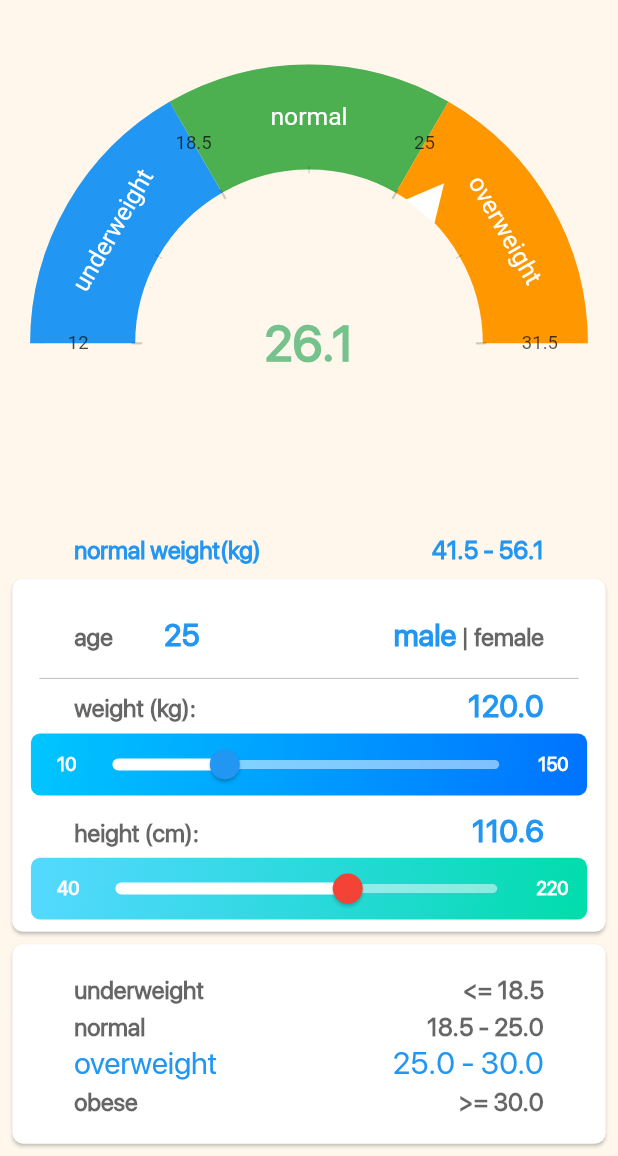
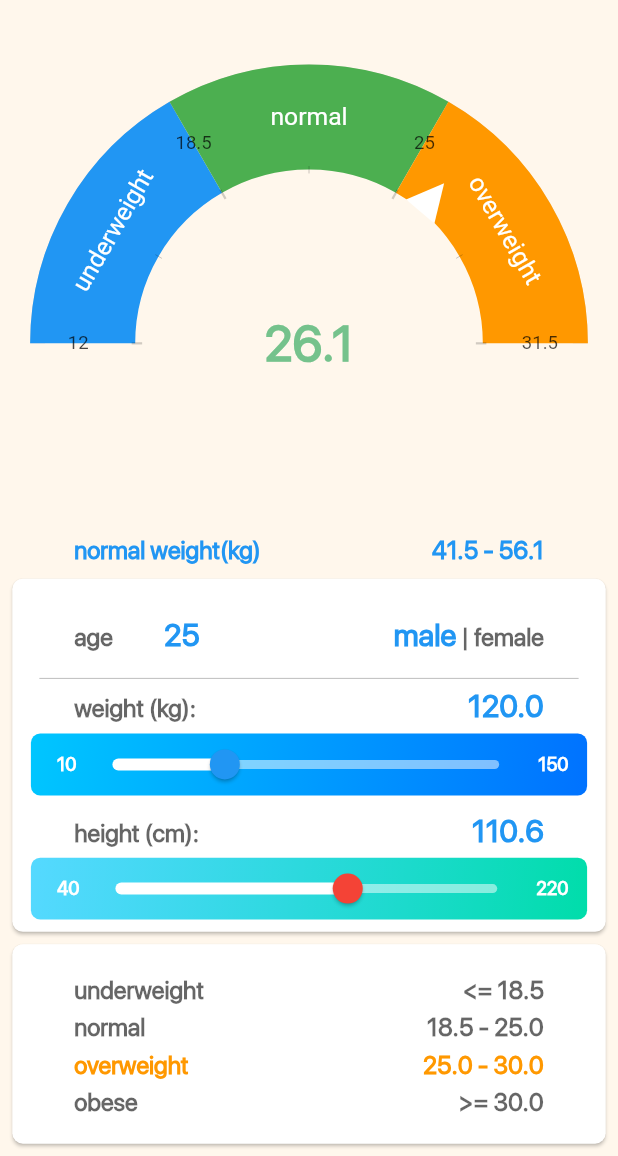
Before and after one commit to samad-nkarimi/BMI_flutter_app, a Flutter app: the screen it shows after launch, on a phone screen of 412 x 824 dp, the part 80-1236 px from its top. Run offline on Flutter 3.47's test engine with Material 2 defaults, Android fonts, the phone set to English and light mode, and no system bars; drawn by our look-alikes of syncfusion_flutter_gauges; our stand-ins replace bloc, equatable, flutter_bloc, flutter_svg, numberpicker, share; missing offline and left inert: flutter_email_sender, store_redirect.

Commit message:
weightCategory card modified

```diff
--- a/lib/screens/home_screen.dart
+++ b/lib/screens/home_screen.dart
@@ -185,7 +185,7 @@ class _MBIHomeState extends State<MBIHome> {
                         );
                       },
                     ),
-                    // box marbout be seekha
+                    // the box relevant to sliders
                     Card(
                       margin: EdgeInsets.only(
                           top: resHeight(1.0, 2.0), left: resHeight(1.0, 2.0), right: resHeight(1.0, 2.0), bottom: resHeight(0.5, 1.0)),
@@ -250,6 +250,7 @@ class _MBIHomeState extends State<MBIHome> {
   }
 
   Widget _scoreRow(int position, BmiCalcModel bmiModel) {
+    MaterialColor color;
     List<String> _weightCategoryPercentiles = [
       "<= ${bmiModel.percentile5th.toStringAsFixed(1)}",
       "${bmiModel.percentile5th.toStringAsFixed(1)} - ${bmiModel.percentile85th.toStringAsFixed(1)}",
@@ -263,13 +264,16 @@ class _MBIHomeState extends State<MBIHome> {
       "${AppLocalizations.of(context).translate(TranslationConstants.obese)}"
     ];
     print(_weightCategoryPercentiles.toString());
+    List<Color> _rangeColors = [Colors.blue,Colors.green,Colors.orange,Colors.red];
 
     return Container(
       padding: EdgeInsets.symmetric(
           horizontal: resHeight(_horizPaddingFactorTextForMobile, _horizPaddingFactorTextForTablet), vertical: resHeight(2.0, 2.0)),
       child: Column(
         children: [
+
           for (int i = 0; i < _weightCategories.length; i++)
+
             i != position
                 ? Row(
                     mainAxisAlignment: MainAxisAlignment.spaceAround,
@@ -290,12 +294,12 @@ class _MBIHomeState extends State<MBIHome> {
                     children: [
                       Text(
                         "${_weightCategories[i]}",
-                        style: TextStyle(color: Colors.blue),
+                        style:  Theme.of(context).textTheme.subtitle1.copyWith(color: _rangeColors[position]),
                       ),
                       Expanded(child: Text("")),
                       Text(
                         "${_weightCategoryPercentiles[i]}",
-                        style: TextStyle(color: Colors.blue),
+                        style: Theme.of(context).textTheme.subtitle1.copyWith(color:_rangeColors[position]),
                       ),
                     ],
                   ),
```
